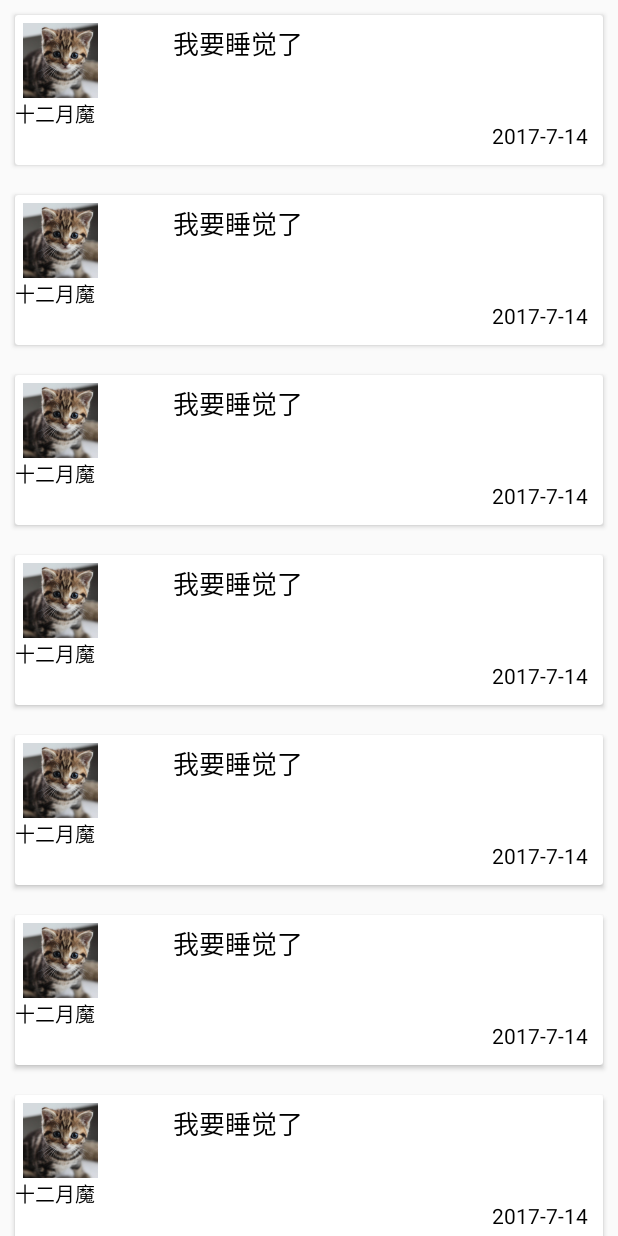
After one commit to purplelightning/osNews, an Android app: the fragment JuheNewsFragment shown on its own in the app's theme, on a phone screen of 412 x 824 dp. The commit adds this screen. Run offline under Robolectric (Android 15) with nearby library versions, the phone set to English and light mode, and no system bars; libraries missing offline, so code that uses them is left out: org.itheima.recycler; pictures from the network do not load.

Commit message:
不使用recyclerview第三方库的本地数据显示实现

```diff
--- /dev/null
+++ b/app/src/main/java/com/example/wind/osnews/adapter/JuhenewsAdapter.java
@@ -0,0 +1,69 @@
+package com.example.wind.osnews.adapter;
+
+import android.content.Context;
+import android.support.v7.widget.RecyclerView;
+import android.view.LayoutInflater;
+import android.view.View;
+import android.view.ViewGroup;
+import android.widget.ImageView;
+import android.widget.TextView;
+
+import com.bumptech.glide.Glide;
+import com.example.wind.osnews.Bean.JuheBean;
+import com.example.wind.osnews.R;
+
+import java.util.List;
+
+/**
+ * Created by wind on 17-7-15.
+ */
+
+public class JuhenewsAdapter extends RecyclerView.Adapter<JuhenewsAdapter.JuViewHolder> {
+
+    private List<JuheBean.ResultBean.DataBean> jList;
+    private Context mContext;
+
+    public JuhenewsAdapter(Context context,List<JuheBean.ResultBean.DataBean> list){
+        mContext=context;
+        jList=list;
+    }
+
+    static class JuViewHolder extends RecyclerView.ViewHolder {
+
+        ImageView imageIcon;
+        TextView titleText;
+        TextView sourceText;
+        TextView timeText;
+
+        public JuViewHolder(View itemView) {
+            super(itemView);
+            imageIcon= (ImageView) itemView.findViewById(R.id.j_img);
+            titleText= (TextView) itemView.findViewById(R.id.j_title);
+            sourceText= (TextView) itemView.findViewById(R.id.j_description);
+            timeText= (TextView) itemView.findViewById(R.id.j_time);
+
+        }
+    }
+
+
+    @Override
+    public JuViewHolder onCreateViewHolder(ViewGroup parent, int viewType) {
+        View view= LayoutInflater.from(mContext).inflate(R.layout.item_list_juhenews,
+                parent,false);
+        return new JuViewHolder(view);
+    }
+
+    @Override
+    public void onBindViewHolder(JuViewHolder holder, int position) {
+        JuheBean.ResultBean.DataBean data=jList.get(position);
+        holder.titleText.setText(data.getTitle());
+        holder.sourceText.setText(data.getAuthor_name());
+        Glide.with(mContext).load(R.drawable.cat).into(holder.imageIcon);
+        holder.timeText.setText(data.getDate());
+    }
+
+    @Override
+    public int getItemCount() {
+        return jList.size();
+    }
+}
--- a/app/src/main/java/com/example/wind/osnews/fragment/JuheFragment.java
+++ b/app/src/main/java/com/example/wind/osnews/fragment/JuheFragment.java
@@ -51,9 +51,9 @@ public class JuheFragment extends Fragment {
 
     private void initFragment() {
         mFragmentList=new ArrayList<>();
-        mFragmentList.add(new DiscoverFragment());
-        mFragmentList.add(new DiscoverFragment());
-        mFragmentList.add(new DiscoverFragment());
+        mFragmentList.add(new JuheNewsFragment());
+        mFragmentList.add(new JuheNewsFragment());
+        mFragmentList.add(new JuheNewsFragment());
         titleList.add("头条");
         titleList.add("笑话");
         titleList.add("图片");
--- /dev/null
+++ b/app/src/main/java/com/example/wind/osnews/fragment/JuheNewsFragment.java
@@ -0,0 +1,67 @@
+package com.example.wind.osnews.fragment;
+
+import android.os.Bundle;
+import android.support.annotation.Nullable;
+import android.support.v4.app.Fragment;
+import android.support.v7.widget.LinearLayoutManager;
+import android.support.v7.widget.RecyclerView;
+import android.view.LayoutInflater;
+import android.view.View;
+import android.view.ViewGroup;
+
+import com.example.wind.osnews.Bean.JuheBean;
+import com.example.wind.osnews.R;
+import com.example.wind.osnews.adapter.JuhenewsAdapter;
+
+import java.util.ArrayList;
+import java.util.List;
+
+/**
+ * Created by wind on 17-7-15.
+ */
+
+public class JuheNewsFragment extends Fragment {
+
+    private List<JuheBean.ResultBean.DataBean> jBeanList=new ArrayList<>();
+    private JuhenewsAdapter mAdapter;
+
+
+    @Nullable
+    @Override
+    public View onCreateView(LayoutInflater inflater, @Nullable ViewGroup container, @Nullable Bundle savedInstanceState) {
+        View view = inflater.inflate(R.layout.fragment_juhenews, container, false);
+
+        RecyclerView recyclerView= (RecyclerView) view.findViewById(R.id.jrecycler_view);
+        initData();
+
+        mAdapter=new JuhenewsAdapter(getContext(),jBeanList);
+        recyclerView.setAdapter(mAdapter);
+
+        recyclerView.setLayoutManager(new LinearLayoutManager(getContext()));
+
+        return view;
+    }
+
+    //其他的都与普通的recyclerview写法一样,只有数据Bean不一样,现在已经可以自己造数据Bean了,最后只需要联网获取json
+    // 数据添加到数组中就可以了
+    private void initData() {
+        JuheBean.ResultBean.DataBean bean=new JuheBean.ResultBean.DataBean();
+        bean.setTitle("我要睡觉了");
+        bean.setAuthor_name("十二月魔");
+        bean.setCategory("1");
+        bean.setDate("2017-7-14");
+        bean.setThumbnail_pic_s("333");
+        bean.setThumbnail_pic_s02("333");
+        bean.setThumbnail_pic_s03("333");
+        bean.setUniquekey("1");
+        bean.setUrl("333");
+
+        for (int i = 0; i < 10; i++) {
+            jBeanList.add(bean);
+        }
+
+    }
+
+
+
+}
--- /dev/null
+++ b/app/src/main/res/layout/fragment_juhenews.xml
@@ -0,0 +1,13 @@
+<?xml version="1.0" encoding="utf-8"?>
+<LinearLayout
+    xmlns:android="http://schemas.android.com/apk/res/android"
+    android:layout_width="match_parent"
+    android:layout_height="match_parent"
+    android:orientation="vertical">
+
+    <android.support.v7.widget.RecyclerView
+        android:id="@+id/jrecycler_view"
+        android:layout_width="match_parent"
+        android:layout_height="match_parent"/>
+
+</LinearLayout>
--- /dev/null
+++ b/app/src/main/res/layout/item_list_juhenews.xml
@@ -0,0 +1,56 @@
+<?xml version="1.0" encoding="utf-8"?>
+<android.support.v7.widget.CardView
+    xmlns:android="http://schemas.android.com/apk/res/android"
+    android:id="@+id/j_cardview"
+    android:layout_width="wrap_content"
+    android:layout_height="wrap_content"
+    android:layout_margin="10dp"
+    android:background="#aaaaaa"
+    android:padding="10dp">
+
+    <RelativeLayout
+        android:layout_width="match_parent"
+        android:layout_height="100dp"
+        android:paddingTop="5dp">
+
+        <ImageView
+            android:id="@+id/j_img"
+            android:layout_width="50dp"
+            android:layout_height="50dp"
+            android:layout_alignParentLeft="true"
+            android:layout_marginLeft="5dp"
+            android:src="@mipmap/ic_launcher"/>
+
+        <TextView
+            android:id="@+id/j_description"
+            android:layout_width="wrap_content"
+            android:layout_height="wrap_content"
+            android:layout_alignParentLeft="true"
+            android:layout_below="@id/j_img"
+            android:text="这个是来源"
+            android:textColor="#000"
+            android:textSize="13sp"/>
+
+        <TextView
+            android:id="@+id/j_title"
+            android:layout_width="match_parent"
+            android:layout_height="wrap_content"
+            android:layout_marginLeft="50dp"
+            android:layout_toRightOf="@id/j_img"
+            android:text="这个是标题"
+            android:textColor="#000"
+            android:textSize="17sp"/>
+    </RelativeLayout>
+
+    <TextView
+        android:id="@+id/j_time"
+        android:layout_width="wrap_content"
+        android:layout_height="wrap_content"
+        android:layout_gravity="bottom|right"
+        android:layout_marginBottom="10dp"
+        android:layout_marginRight="10dp"
+        android:text="这个是时间"
+        android:textColor="#000"
+        android:textSize="14sp"/>
+
+</android.support.v7.widget.CardView>
```
